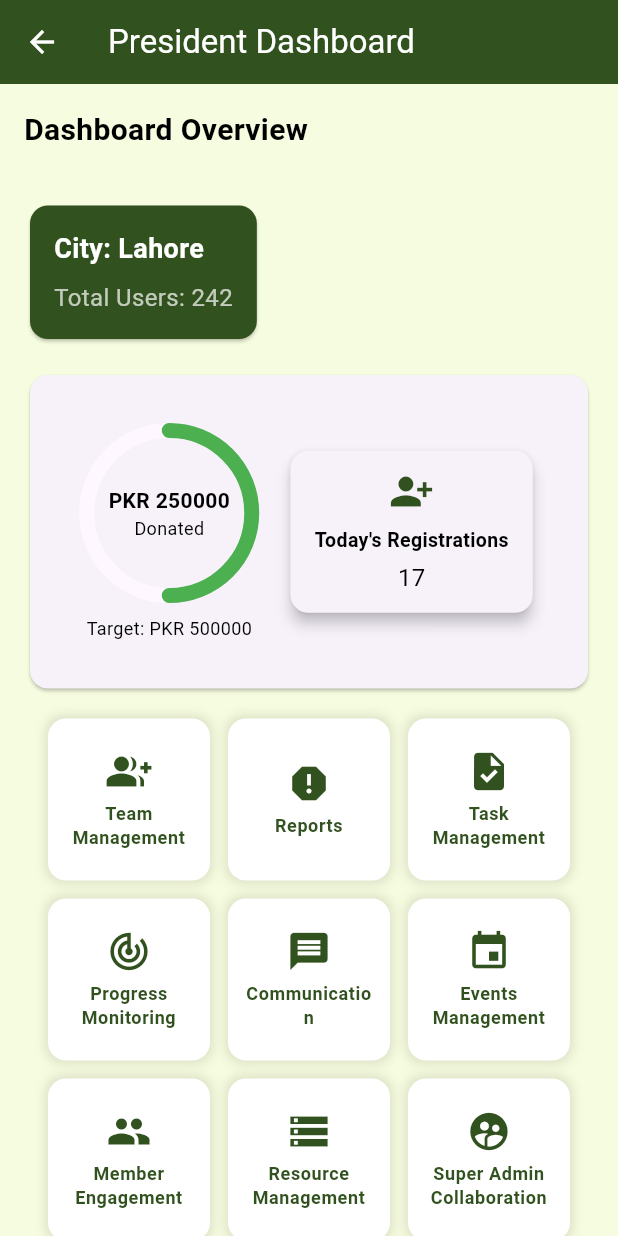
After one commit to Muhammadsaqibsharif/kaar_e_kamal, a Flutter app: the PresidentDashboardScreen screen opened by its route, on a phone screen of 412 x 824 dp. The commit adds this screen. Run offline on Flutter 3.47's test engine with Material 3 defaults, Android fonts, the light colour scheme and no system bars; drawn by our look-alikes of percent_indicator; our stand-ins replace carousel_slider, image_picker, share_plus, shared_preferences; accounts and stored records are empty.

Commit message:
President

```diff
--- a/lib/routes/app_routes.dart
+++ b/lib/routes/app_routes.dart
@@ -3,6 +3,7 @@ import 'package:kaar_e_kamal/core/theme/theme_settings_screen.dart';
 import 'package:kaar_e_kamal/routes/route_names.dart';
 import 'package:kaar_e_kamal/screens/common/profile/user_profile_screen.dart';
 import 'package:kaar_e_kamal/screens/drawer/mainDrawer.dart';
+import 'package:kaar_e_kamal/screens/president/president_dashboard_screen.dart';
 import 'package:kaar_e_kamal/screens/superAdmin/access_control/access_control.dart';
 import 'package:kaar_e_kamal/screens/superAdmin/chapter_management/assign_position_screen.dart';
 import 'package:kaar_e_kamal/screens/superAdmin/chapter_management/chapter_list_screen.dart';
@@ -27,6 +28,7 @@ import 'package:kaar_e_kamal/screens/user/home_screen.dart';
 import 'package:kaar_e_kamal/screens/user/home_screen2.dart';
 import 'package:kaar_e_kamal/screens/user/social_engagement/post_sharing_screen.dart';
 import 'package:kaar_e_kamal/screens/user/transparency/transparency_screen.dart';
+import 'package:kaar_e_kamal/widgets/president/dashboard/president_dashboard_widget.dart';
 import '../screens/home_screen.dart';
 
 class AppRoutes {
@@ -89,7 +91,12 @@ class AppRoutes {
       RouteNames.FinancialReportsScreen: (context) => FinancialReportsScreen(),
       RouteNames.ReportsDashboardScreen: (context) => ReportsDashboardScreen(),
       RouteNames.CreateEventScreen: (context) => CreateEventScreen(),
-      RouteNames.EmergencyProtocolsScreen: (context) => EmergencyProtocolsScreen(),
+      RouteNames.EmergencyProtocolsScreen: (context) =>
+          EmergencyProtocolsScreen(),
+
+      //president routes
+      RouteNames.PresidentDashboardScreen: (context) =>
+          PresidentDashboardScreen(),
     };
   }
 }
--- a/lib/routes/route_names.dart
+++ b/lib/routes/route_names.dart
@@ -18,7 +18,6 @@ class RouteNames {
   static const String PostSharingScreen = '/PostSharingScreen';
 
   //super admin routes
-  //Dashboard
   static const String dashboard = '/dashboard';
   static const String createChapter = '/create-chapter';
   static const String AssignPositionScreen = '/AssignPositionScreen';
@@ -32,4 +31,9 @@ class RouteNames {
   static const String CreateEventScreen = '/CreateEventScreen';
   static const String EmergencyProtocolsScreen = '/EmergencyProtocolsScreen';
 
+   //president routes
+  static const String PresidentDashboardScreen = '/PresidentDashboardScreen';
+  static const String PresidentDashboardWidget = '/PresidentDashboardWidget';
+
+
 }
--- a/lib/screens/home_screen.dart
+++ b/lib/screens/home_screen.dart
@@ -53,6 +53,13 @@ class HomeScreen extends StatelessWidget {
               'Super Admin Home',
               () => Navigator.pushNamed(context, RouteNames.dashboard),
             ),
+            const SizedBox(height: 20),
+            _buildStyledButton(
+              context,
+              'President Home',
+              () => Navigator.pushNamed(
+                  context, RouteNames.PresidentDashboardScreen),
+            ),
           ],
         ),
       ),
--- /dev/null
+++ b/lib/screens/president/president_dashboard_screen.dart
@@ -0,0 +1,146 @@
+import 'package:flutter/material.dart';
+import 'package:kaar_e_kamal/widgets/president/dashboard/president_dashboard_widget.dart';
+
+class PresidentDashboardScreen extends StatelessWidget {
+  const PresidentDashboardScreen({super.key});
+
+  @override
+  Widget build(BuildContext context) {
+    return Scaffold(
+      appBar: AppBar(
+        title: const Text('President Dashboard'),
+      ),
+      body: SingleChildScrollView(
+        child: Padding(
+          padding: const EdgeInsets.all(16.0),
+          child: Column(
+            crossAxisAlignment: CrossAxisAlignment.start,
+            children: [
+              const Text(
+                "Dashboard Overview",
+                style: TextStyle(
+                  fontSize: 20,
+                  fontWeight: FontWeight.bold,
+                ),
+              ),
+              const SizedBox(height: 16),
+              // Dashboard summary card and statistics can be added here
+              // const DashboardSummaryCard(),
+              const SizedBox(height: 16),
+              const PresidentDashboardWidget(
+                cityName: 'Lahore',
+                totalUsers: 242,
+                donationPercent: 0.5, // 50% progress
+                donationsRaised: 250000,
+                targetDonation: 500000,
+                todayRegistrations: 17,
+              ),
+
+              // Grid Layout for Features
+              Padding(
+                padding: const EdgeInsets.all(16.0),
+                child: GridView.count(
+                  shrinkWrap: true,
+                  physics: const NeverScrollableScrollPhysics(),
+                  crossAxisCount: 3,
+                  crossAxisSpacing: 12.0,
+                  mainAxisSpacing: 12.0,
+                  children: [
+                    _buildFeatureTile(context,
+                        title: 'Team Management',
+                        icon: Icons.group_add, onTap: () {
+                      // Navigator.pushNamed(context, RouteNames.TeamManagementScreen);
+                    }),
+                    _buildFeatureTile(context,
+                        title: 'Reports', icon: Icons.report, onTap: () {
+                      // Navigator.pushNamed(context, RouteNames.ReportsDashboardScreen);
+                    }),
+                    _buildFeatureTile(context,
+                        title: 'Task Management', icon: Icons.task, onTap: () {
+                      // Navigator.pushNamed(context, RouteNames.TaskManagementScreen);
+                    }),
+                    _buildFeatureTile(context,
+                        title: 'Progress Monitoring',
+                        icon: Icons.track_changes, onTap: () {
+                      // Navigator.pushNamed(context, RouteNames.ProgressMonitoringScreen);
+                    }),
+                    _buildFeatureTile(context,
+                        title: 'Communication', icon: Icons.message, onTap: () {
+                      // Navigator.pushNamed(context, RouteNames.CommunicationScreen);
+                    }),
+                    _buildFeatureTile(context,
+                        title: 'Events Management',
+                        icon: Icons.event, onTap: () {
+                      // Navigator.pushNamed(context, RouteNames.EventsManagementScreen);
+                    }),
+                    _buildFeatureTile(context,
+                        title: 'Member Engagement',
+                        icon: Icons.people, onTap: () {
+                      // Navigator.pushNamed(context, RouteNames.MemberEngagementScreen);
+                    }),
+                    _buildFeatureTile(context,
+                        title: 'Resource Management',
+                        icon: Icons.storage, onTap: () {
+                      // Navigator.pushNamed(context, RouteNames.ResourceManagementScreen);
+                    }),
+                    _buildFeatureTile(context,
+                        title: 'Super Admin Collaboration',
+                        icon: Icons.supervised_user_circle, onTap: () {
+                      // Navigator.pushNamed(context, RouteNames.SuperAdminCollaborationScreen);
+                    }),
+                    _buildFeatureTile(context,
+                        title: 'Documentation',
+                        icon: Icons.document_scanner, onTap: () {
+                      // Navigator.pushNamed(context, RouteNames.DocumentationComplianceScreen);
+                    }),
+                  ],
+                ),
+              ),
+            ],
+          ),
+        ),
+      ),
+    );
+  }
+
+  Widget _buildFeatureTile(
+    BuildContext context, {
+    required String title,
+    required IconData icon,
+    required void Function()? onTap, // Add onTap as a parameter
+  }) {
+    final theme = Theme.of(context);
+    return GestureDetector(
+      onTap: onTap, // Use the passed onTap function
+      child: Container(
+        padding: const EdgeInsets.all(12.0),
+        decoration: BoxDecoration(
+          color: Colors.white, // Background color changed to white
+          borderRadius: BorderRadius.circular(12.0),
+          boxShadow: [
+            BoxShadow(
+              color: Colors.black.withOpacity(0.1),
+              blurRadius: 5.0,
+              spreadRadius: 2.0,
+            ),
+          ],
+        ),
+        child: Column(
+          mainAxisAlignment: MainAxisAlignment.center,
+          children: [
+            Icon(icon, size: 30.0, color: theme.primaryColor),
+            const SizedBox(height: 5.0),
+            Text(
+              title,
+              style: theme.textTheme.bodySmall?.copyWith(
+                fontWeight: FontWeight.bold,
+                color: theme.primaryColor,
+              ),
+              textAlign: TextAlign.center,
+            ),
+          ],
+        ),
+      ),
+    );
+  }
+}
--- /dev/null
+++ b/lib/widgets/president/dashboard/president_dashboard_widget.dart
@@ -0,0 +1,164 @@
+import 'package:flutter/material.dart';
+import 'package:percent_indicator/circular_percent_indicator.dart';
+
+class PresidentDashboardWidget extends StatelessWidget {
+  final String cityName;
+  final int totalUsers;
+  final double donationPercent;
+  final double donationsRaised;
+  final double targetDonation;
+  final double todayRegistrations; // Static data for today’s registrations
+
+  const PresidentDashboardWidget({
+    super.key,
+    required this.cityName,
+    required this.totalUsers,
+    required this.donationPercent,
+    required this.donationsRaised,
+    required this.targetDonation,
+    required this.todayRegistrations,
+  });
+
+  @override
+  Widget build(BuildContext context) {
+    // Get current theme data
+    final theme = Theme.of(context);
+
+    // Determine text color based on the theme brightness
+    final textColor =
+        theme.brightness == Brightness.dark ? Colors.white : Colors.black;
+
+    return Column(
+      crossAxisAlignment: CrossAxisAlignment.start,
+      children: [
+        // Dashboard Summary Card (City Specific Stats)
+        Card(
+          color: theme.primaryColor,
+          shape:
+              RoundedRectangleBorder(borderRadius: BorderRadius.circular(12)),
+          child: Padding(
+            padding: const EdgeInsets.all(16.0),
+            child: Column(
+              crossAxisAlignment: CrossAxisAlignment.start,
+              children: [
+                Text(
+                  "City: $cityName",
+                  style: TextStyle(
+                    fontSize: 18,
+                    fontWeight: FontWeight.bold,
+                    color: Colors.white,
+                  ),
+                ),
+                const SizedBox(height: 8),
+                Text(
+                  "Total Users: $totalUsers",
+                  style: TextStyle(fontSize: 16, color: Colors.white70),
+                ),
+              ],
+            ),
+          ),
+        ),
+        const SizedBox(height: 16),
+
+        // Overview Statistics Card (Donation Progress & Today's Registrations)
+        Card(
+          shape:
+              RoundedRectangleBorder(borderRadius: BorderRadius.circular(12)),
+          child: Padding(
+            padding: const EdgeInsets.all(16.0),
+            child: Column(
+              children: [
+                const SizedBox(height: 16),
+                Row(
+                  mainAxisAlignment: MainAxisAlignment.spaceEvenly,
+                  children: [
+                    // Circular Progress for Donations
+                    CircularPercentIndicator(
+                      radius: 60.0,
+                      lineWidth: 10.0,
+                      animation: true,
+                      percent:
+                          donationPercent, // Dynamic value for donation progress
+                      center: Column(
+                        mainAxisAlignment: MainAxisAlignment.center,
+                        children: [
+                          Text(
+                            'PKR ${donationsRaised.toStringAsFixed(0)}',
+                            style: TextStyle(
+                              fontWeight: FontWeight.bold,
+                              fontSize: 14.0,
+                              color: textColor, // Set text color based on theme
+                            ),
+                          ),
+                          Text(
+                            'Donated',
+                            style: TextStyle(
+                              fontSize: 12,
+                              color: textColor, // Set text color based on theme
+                            ),
+                          ),
+                        ],
+                      ),
+                      footer: Padding(
+                        padding: const EdgeInsets.only(top: 8.0),
+                        child: Text(
+                          'Target: PKR ${targetDonation.toStringAsFixed(0)}',
+                          style: TextStyle(fontSize: 12.0),
+                        ),
+                      ),
+                      circularStrokeCap: CircularStrokeCap.round,
+                      progressColor: Colors.green,
+                      backgroundColor: theme
+                          .cardColor, // Use theme background color for progress background
+                    ),
+
+                    // Card for Today’s Registrations (Dynamic)
+                    Card(
+                      elevation: 4,
+                      shape: RoundedRectangleBorder(
+                        borderRadius: BorderRadius.circular(12),
+                      ),
+                      child: Padding(
+                        padding: const EdgeInsets.symmetric(
+                            horizontal: 16, vertical: 12),
+                        child: Column(
+                          mainAxisSize: MainAxisSize.min,
+                          mainAxisAlignment: MainAxisAlignment.center,
+                          children: [
+                            Icon(Icons.person_add_alt_1,
+                                size: 30, color: theme.primaryColor),
+                            const SizedBox(height: 8),
+                            Text(
+                              "Today's Registrations",
+                              textAlign: TextAlign.center,
+                              style: TextStyle(
+                                  fontWeight: FontWeight.bold,
+                                  fontSize: 13,
+                                  color:
+                                      textColor), // Set text color based on theme
+                            ),
+                            const SizedBox(height: 4),
+                            Text(
+                              todayRegistrations.toStringAsFixed(
+                                  0), // Static data for today’s registrations (could be dynamic)
+                              style: TextStyle(
+                                fontSize: 16,
+                                color:
+                                    textColor, // Set text color based on theme
+                              ),
+                            ),
+                          ],
+                        ),
+                      ),
+                    ),
+                  ],
+                ),
+                const SizedBox(height: 16),
+              ],
+            ),
+          ),
+        ),
+      ],
+    );
+  }
+}
```
